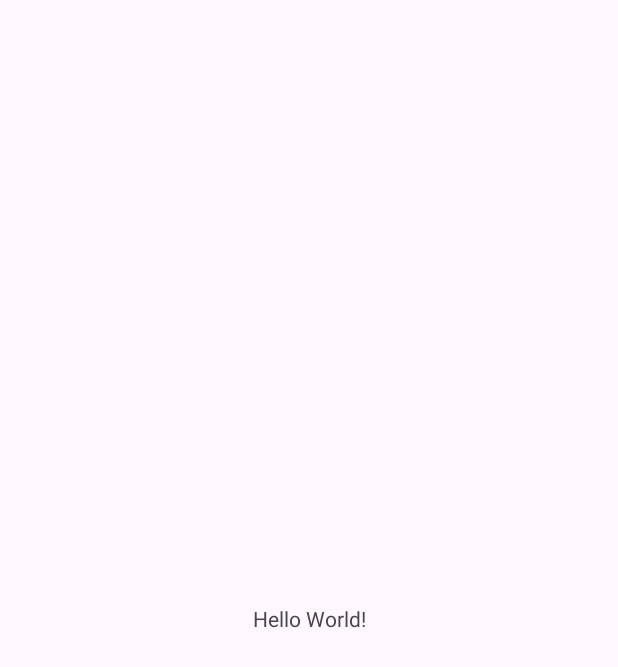
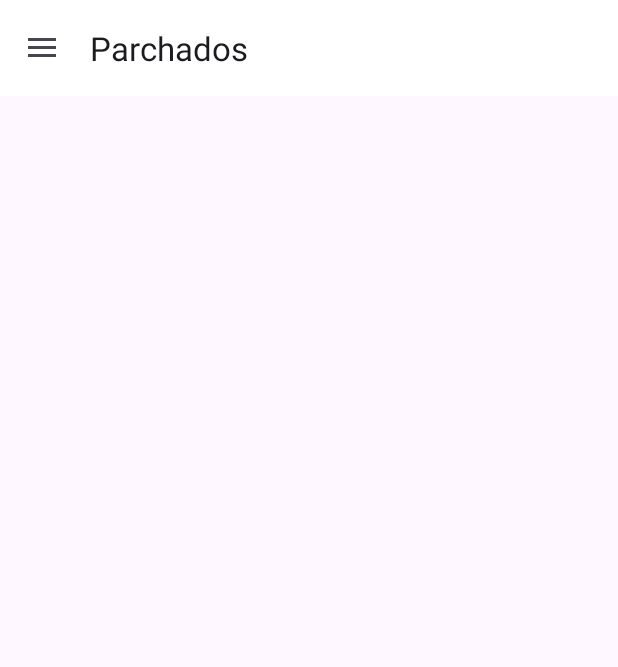
Before and after one commit to crisr2/parchados-app, an Android app: the screen it shows after launch (MainActivity), on a phone screen of 412 x 824 dp. Before the commit the part shown is almost empty. Shown: the top 667 px of the screen. Run offline under Robolectric (Android 15) with nearby library versions, the phone set to English and light mode, and no system bars.

Commit message:
Primera implementación del menú principal

```diff
--- a/app/src/main/AndroidManifest.xml
+++ b/app/src/main/AndroidManifest.xml
@@ -21,6 +21,11 @@
                 <category android:name="android.intent.category.LAUNCHER" />
             </intent-filter>
         </activity>
+
+        <!-- Agregado para menú principal -->
+        <activity android:name=".FormsActivity"></activity>
+        <!-- Agregado para menú principal -->
+
     </application>
 
 </manifest>
--- a/app/src/main/java/com/appsmoviles/parchados/FormularioActivity.kt
+++ /dev/null
@@ -1,4 +0,0 @@
-package com.appsmoviles.parchados
-
-class FormularioActivity {
-}
--- a/app/src/main/java/com/appsmoviles/parchados/MainActivity.kt
+++ b/app/src/main/java/com/appsmoviles/parchados/MainActivity.kt
@@ -1,20 +1,88 @@
 package com.appsmoviles.parchados
 
+import android.content.res.Configuration
+import android.content.Intent
 import android.os.Bundle
 import androidx.activity.enableEdgeToEdge
+import androidx.appcompat.app.ActionBarDrawerToggle
 import androidx.appcompat.app.AppCompatActivity
+import androidx.appcompat.widget.Toolbar
+import androidx.core.view.GravityCompat
 import androidx.core.view.ViewCompat
 import androidx.core.view.WindowInsetsCompat
+import androidx.drawerlayout.widget.DrawerLayout
+import com.google.android.material.navigation.NavigationView
 
-class MainActivity : AppCompatActivity() {
+class MainActivity : AppCompatActivity(), NavigationView.OnNavigationItemSelectedListener {
+
+    private lateinit var drawer: DrawerLayout
+    private lateinit var toggle: ActionBarDrawerToggle
+
     override fun onCreate(savedInstanceState: Bundle?) {
         super.onCreate(savedInstanceState)
         enableEdgeToEdge()
         setContentView(R.layout.activity_main)
-        ViewCompat.setOnApplyWindowInsetsListener(findViewById(R.id.main)) { v, insets ->
+        ViewCompat.setOnApplyWindowInsetsListener(findViewById(R.id.drawer_layout)) { v, insets ->
             val systemBars = insets.getInsets(WindowInsetsCompat.Type.systemBars())
             v.setPadding(systemBars.left, systemBars.top, systemBars.right, systemBars.bottom)
             insets
         }
+
+        // agregados para el menú principal
+        val toolbar: Toolbar = findViewById(R.id.toolbar_main)
+        setSupportActionBar(toolbar)
+        drawer = findViewById(R.id.drawer_layout)
+        toggle = ActionBarDrawerToggle(
+            this,
+            drawer,
+            toolbar,
+            R.string.navigation_drawer_open,
+            R.string.navigation_drawer_close
+        )
+        drawer.addDrawerListener(toggle)
+        supportActionBar?.setDisplayHomeAsUpEnabled(true)
+        supportActionBar?.setHomeButtonEnabled(true)
+        val navigationView: NavigationView = findViewById(R.id.nav_view)
+        navigationView.setNavigationItemSelectedListener(this)
+        // agregados para el menú principal
     }
+
+    // agregados para el menú principal
+    override fun onNavigationItemSelected(item: android.view.MenuItem): Boolean {
+        when (item.itemId) {
+            R.id.nav_item_one -> {
+                // Acción para el primer elemento
+            }
+            R.id.nav_item_two -> {
+                val intent = Intent(this, FormsActivity::class.java)
+                startActivity(intent)
+            }
+            R.id.nav_item_three -> {
+                // Acción para el tercer elemento
+            }
+            R.id.nav_item_four -> {
+                // Acción para el segundo elemento
+            }
+        }
+        drawer.closeDrawer(GravityCompat.START)
+        return true
+    }
+
+    override fun onPostCreate(savedInstanceState: Bundle?) {
+        super.onPostCreate(savedInstanceState)
+        toggle.syncState()
+    }
+
+    override fun onConfigurationChanged(newConfig: Configuration) {
+        super.onConfigurationChanged(newConfig)
+        toggle.onConfigurationChanged(newConfig)
+    }
+
+    override fun onOptionsItemSelected(item: android.view.MenuItem): Boolean {
+        if (toggle.onOptionsItemSelected(item)) {
+            return true
+        }
+            return super.onOptionsItemSelected(item)
+        }
+    // agregados para el menú principal
 }
--- a/app/src/main/res/layout/activity_main.xml
+++ b/app/src/main/res/layout/activity_main.xml
@@ -1,19 +1,26 @@
 <?xml version="1.0" encoding="utf-8"?>
-<androidx.constraintlayout.widget.ConstraintLayout xmlns:android="http://schemas.android.com/apk/res/android"
+<androidx.drawerlayout.widget.DrawerLayout xmlns:android="http://schemas.android.com/apk/res/android"
     xmlns:app="http://schemas.android.com/apk/res-auto"
     xmlns:tools="http://schemas.android.com/tools"
-    android:id="@+id/main"
+    android:id="@+id/drawer_layout"
     android:layout_width="match_parent"
     android:layout_height="match_parent"
-    tools:context=".MainActivity">
+    tools:context=".MainActivity"
+    tools:openDrawer="start">
 
-    <TextView
+    <!-- Agregado para menú principal -->
+    <include
+        layout="@layout/app_bar_main"
+        android:layout_width="match_parent"
+        android:layout_height="wrap_content" />
+
+    <com.google.android.material.navigation.NavigationView
+        android:id="@+id/nav_view"
         android:layout_width="wrap_content"
-        android:layout_height="wrap_content"
-        android:text="Hello World!"
-        app:layout_constraintBottom_toBottomOf="parent"
-        app:layout_constraintEnd_toEndOf="parent"
-        app:layout_constraintStart_toStartOf="parent"
-        app:layout_constraintTop_toTopOf="parent" />
+        android:layout_height="match_parent"
+        android:layout_gravity="start"
+        app:headerLayout="@layout/nav_header_main"
+        app:menu="@menu/activity_main_drawer" />
+    <!-- Agregado para menú principal -->
 
-</androidx.constraintlayout.widget.ConstraintLayout>
+</androidx.drawerlayout.widget.DrawerLayout>
--- /dev/null
+++ b/app/src/main/res/layout/app_bar_main.xml
@@ -0,0 +1,24 @@
+<?xml version="1.0" encoding="utf-8"?>
+<androidx.coordinatorlayout.widget.CoordinatorLayout xmlns:android="http://schemas.android.com/apk/res/android"
+    xmlns:tools="http://schemas.android.com/tools"
+    android:layout_width="match_parent"
+    android:layout_height="match_parent"
+    xmlns:app="http://schemas.android.com/apk/res-auto"
+    tools:context=".MainActivity">
+
+    <!-- Creado para menú principal -->
+    <com.google.android.material.appbar.AppBarLayout
+        android:layout_width="match_parent"
+        android:layout_height="wrap_content"
+        android:fitsSystemWindows="true">
+
+        <androidx.appcompat.widget.Toolbar
+            android:id="@+id/toolbar_main"
+            android:layout_width="match_parent"
+            android:layout_height="?attr/actionBarSize"
+            android:background="@color/white" />
+
+    </com.google.android.material.appbar.AppBarLayout>
+    <!-- Creado para menú principal -->
+
+</androidx.coordinatorlayout.widget.CoordinatorLayout>
--- /dev/null
+++ b/app/src/main/res/menu/activity_main_drawer.xml
@@ -0,0 +1,24 @@
+<?xml version="1.0" encoding="utf-8"?>
+<menu xmlns:android="http://schemas.android.com/apk/res/android">
+    <!-- Creado para menú principal -->
+    <group>
+        <item android:id="@+id/nav_item_one"
+            android:icon="@drawable/abc_vector_test"
+            android:title="@string/favoritos"/>
+        <item android:id="@+id/nav_item_two"
+            android:icon="@drawable/abc_vector_test"
+        android:title="@string/formulario_inscripci_n"/>
+    </group>
+
+    <item android:title="@string/cuenta">
+    <menu>
+        <item android:id="@+id/nav_item_three"
+            android:icon="@drawable/abc_vector_test"
+            android:title="@string/perfil"/> Ț
+        <item android:id="@+id/nav_item_four"
+            android:icon="@drawable/abc_vector_test"
+            android:title="@string/cerrar_sesi_n"/>
+
+    </menu>
+</item>
+</menu>
--- a/app/src/main/res/values/colors.xml
+++ b/app/src/main/res/values/colors.xml
@@ -2,4 +2,8 @@
 <resources>
     <color name="black">#FF000000</color>
     <color name="white">#FFFFFFFF</color>
+
+    <color name="degrade_1">#101C20</color>
+    <color name="degrade_2">#1E90FF</color>
+    <color name="degrade_3">#00C2FF</color>
 </resources>
--- a/app/src/main/res/values/strings.xml
+++ b/app/src/main/res/values/strings.xml
@@ -8,4 +8,14 @@
     <string name="tel_fono_opcional">Teléfono (opcional)</string>
     <string name="horario">Horario</string>
     <string name="guardar">Guardar</string>
+
+    <string name="navigation_drawer_open">Open</string>
+    <string name="navigation_drawer_close">Close</string>
+    <string name="parchados">Parchados</string>
+    <string name="logo">logo</string>
+    <string name="perfil">Perfil</string>
+    <string name="favoritos">Favoritos</string>
+    <string name="formulario_inscripci_n">Formulario Inscripción</string>
+    <string name="cuenta">Cuenta</string>
+    <string name="cerrar_sesi_n">Cerrar sesión</string>
 </resources>
--- a/app/src/main/res/values/themes.xml
+++ b/app/src/main/res/values/themes.xml
@@ -3,6 +3,12 @@
     <style name="Base.Theme.Parchados" parent="Theme.Material3.DayNight.NoActionBar">
         <!-- Customize your light theme here. -->
         <!-- <item name="colorPrimary">@color/my_light_primary</item> -->
+
+        <!-- Agregado para menú principal -->
+        <item name="windowActionBar">false</item>
+        <item name="windowNoTitle">true</item>
+        <!-- Agregado para menú principal -->
+
     </style>
 
     <style name="Theme.Parchados" parent="Base.Theme.Parchados" />
--- a/gradle/libs.versions.toml
+++ b/gradle/libs.versions.toml
@@ -1,5 +1,7 @@
 [versions]
 agp = "8.5.1"
+coordinatorlayout = "1.2.0"
+drawerlayout = "1.2.0"
 kotlin = "1.9.0"
 coreKtx = "1.13.1"
 junit = "4.13.2"
@@ -9,9 +11,12 @@ appcompat = "1.7.0"
 material = "1.12.0"
 activity = "1.9.2"
 constraintlayout = "2.1.4"
+carUiLib = "2.6.0"
 
 [libraries]
+androidx-coordinatorlayout = { module = "androidx.coordinatorlayout:coordinatorlayout", version.ref = "coordinatorlayout" }
 androidx-core-ktx = { group = "androidx.core", name = "core-ktx", version.ref = "coreKtx" }
+androidx-drawerlayout = { module = "androidx.drawerlayout:drawerlayout", version.ref = "drawerlayout" }
 junit = { group = "junit", name = "junit", version.ref = "junit" }
 androidx-junit = { group = "androidx.test.ext", name = "junit", version.ref = "junitVersion" }
 androidx-espresso-core = { group = "androidx.test.espresso", name = "espresso-core", version.ref = "espressoCore" }
@@ -19,6 +24,7 @@ androidx-appcompat = { group = "androidx.appcompat", name = "appcompat", version
 material = { group = "com.google.android.material", name = "material", version.ref = "material" }
 androidx-activity = { group = "androidx.activity", name = "activity", version.ref = "activity" }
 androidx-constraintlayout = { group = "androidx.constraintlayout", name = "constraintlayout", version.ref = "constraintlayout" }
+car-ui-lib = { group = "com.android.car.ui", name = "car-ui-lib", version.ref = "carUiLib" }
 
 [plugins]
 android-application = { id = "com.android.application", version.ref = "agp" }
```
Also changed, not shown: app/build.gradle (+8 -1 lines), app/src/main/java/com/appsmoviles/parchados/FormsActivity.kt (added, +12 -0 lines), app/src/main/res/drawable/nav_header_gradient.xml (added, +9 -0 lines), app/src/main/res/layout/nav_header_main.xml (added, +31 -0 lines).
